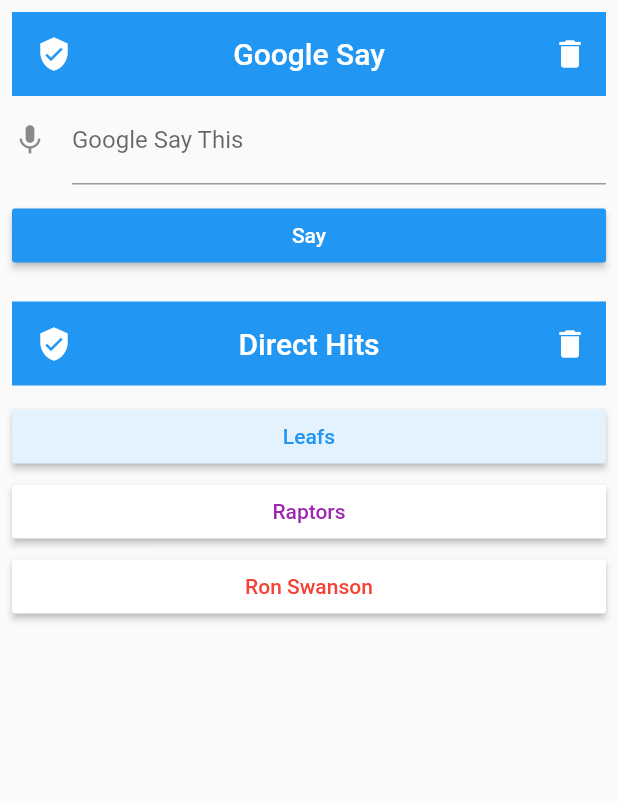
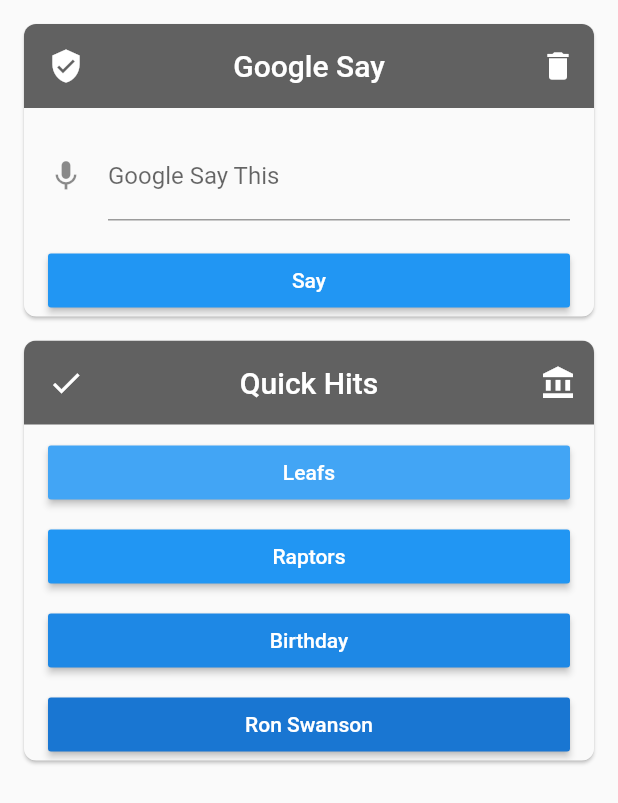
Before and after one commit to mcanoy/wha_app, a Flutter app: the LetsTalk widget shown alone on an empty page, opened directly, on a phone screen of 412 x 824 dp. Shown: the top 803 px of the screen. Run offline on Flutter 3.47's test engine with Material 2 defaults, Android fonts, the phone set to English and light mode, and no system bars; our stand-ins replace shared_preferences, validators; accounts and stored records are empty; network calls fail; statements that could not run were skipped.

Commit message:
use different layout for google

```diff
--- a/lib/pages/google_home.dart
+++ b/lib/pages/google_home.dart
@@ -1,6 +1,6 @@
 import 'package:flutter/material.dart';
+import 'dart:convert';
 import 'package:http/http.dart' as http;
-import 'dart:convert';
 
 class LetsTalk extends StatefulWidget {
   @override
@@ -8,7 +8,7 @@ class LetsTalk extends StatefulWidget {
 }
 
 class _LetsTalkState extends State<LetsTalk> {
-  final _formKey = GlobalKey<FormState>();
+  final form = GlobalKey<FormState>();
   var _phrase;
 
   void _googleSay() {
@@ -16,34 +16,63 @@ class _LetsTalkState extends State<LetsTalk> {
     http.get("http://home-pi.local:8181/google/talk?phrase=$_phrase");
   }
 
-  void _ronSwanson() {
-    http.get("https://ron-swanson-quotes.herokuapp.com/v2/quotes")
+  void _nextGame(var team) {
+    print(team);
+    if (team == "ron swanson") {
+      http
+          .get("https://ron-swanson-quotes.herokuapp.com/v2/quotes")
           .then((response) => {
                 setState(() {
                   _phrase = "Ron Swanson says " + json.decode(response.body)[0];
                   _googleSay();
                 })
               });
+    } else {
+      http.get("http://home-pi.local:8181/next/$team");
+    }
   }
 
-  void _nextGame(var team) {
-    http.get("http://home-pi.local:8181/next/$team");
+  Padding _createButton(String label, Color c) {
+
+    return Padding(
+      padding: EdgeInsets.only(left: 16, right: 16, top: 8),
+      child: Row(
+        //padding: EdgeInsets.only(left: 16, right: 16, bottom: 24),
+        children: [
+          Expanded(
+            child: RaisedButton(
+              onPressed: () {
+                _nextGame(label.toLowerCase());
+              },
+              color: c,
+              child: Text(label, style: TextStyle(color: Colors.white)),
+            ),
+          ),
+        ],
+      ),
+    );
   }
 
   @override
   Widget build(BuildContext context) {
     return Padding(
-      padding: const EdgeInsets.all(8.0),
+      padding: EdgeInsets.all(16),
+      child: Column(
+        children: <Widget>[
+          Material(
+            elevation: 1,
+            clipBehavior: Clip.antiAlias,
+            borderRadius: BorderRadius.circular(8),
             child: Form(
-          key: _formKey,
+              key: form,
               child: Column(
-            crossAxisAlignment: CrossAxisAlignment.start,
+                mainAxisSize: MainAxisSize.min,
                 children: <Widget>[
                   AppBar(
                     leading: Icon(Icons.verified_user),
                     elevation: 0,
                     title: Text('Google Say'),
-                backgroundColor: Colors.blue[500],
+                    backgroundColor: Colors.grey[700],
                     centerTitle: true,
                     actions: <Widget>[
                       IconButton(
@@ -52,7 +81,9 @@ class _LetsTalkState extends State<LetsTalk> {
                       )
                     ],
                   ),
-              TextFormField(
+                  Padding(
+                    padding: EdgeInsets.only(left: 16, right: 16, top: 16),
+                    child: TextFormField(
                       decoration: const InputDecoration(
                         icon: Icon(Icons.mic),
                         labelText: 'Google Say This',
@@ -65,75 +96,70 @@ class _LetsTalkState extends State<LetsTalk> {
                       },
                       onSaved: (val) => _phrase = val,
                     ),
-              SizedBox(height: 10,),
-              SizedBox(
-                width: double.infinity,
+                  ),
+                  Padding(
+                    padding: EdgeInsets.only(left: 16, right: 16, top: 16),
+                    child: Row(
+                      //padding: EdgeInsets.only(left: 16, right: 16, bottom: 24),
+                      children: [
+                        Expanded(
                           child: RaisedButton(
                             onPressed: () {
-                    if (_formKey.currentState.validate()) {
+                              if (form.currentState.validate()) {
                                 Scaffold.of(context).showSnackBar(
                                     SnackBar(content: Text('Translating...')));
-                      _formKey.currentState.save();
+                                form.currentState.save();
                                 _googleSay();
                               }
                             },
                             color: Colors.blue,
-                  child: Text('Say', style: TextStyle(color: Colors.white)),
+                            child: Text('Say',
+                                style: TextStyle(color: Colors.white)),
                           ),
                         ),
-              SizedBox(height: 20,),
+                      ],
+                    ),
+                  ),
+                ],
+              ),
+            ),
+          ),
+          Padding(
+            padding: const EdgeInsets.only(top: 16.0),
+            child: Column(
+              children: <Widget>[
+                Material(
+                  elevation: 1,
+                  clipBehavior: Clip.antiAlias,
+                  borderRadius: BorderRadius.circular(8),
+                  child: Column(
+                    mainAxisSize: MainAxisSize.min,
+                    children: <Widget>[
                       AppBar(
-                leading: Icon(Icons.verified_user),
+                        leading: Icon(Icons.done),
                         elevation: 0,
-                title: Text('Direct Hits'),
-                backgroundColor: Colors.blue[500],
+                        title: Text('Quick Hits'),
+                        backgroundColor: Colors.grey[700],
                         centerTitle: true,
                         actions: <Widget>[
                           IconButton(
-                    icon: Icon(Icons.delete),
+                            icon: Icon(Icons.account_balance),
                             onPressed: () {},
                           )
                         ],
                       ),
-              SizedBox(height: 10,),
-              SizedBox(
-                width: double.infinity,
-                child: RaisedButton(
-                  onPressed: () {
-                      _nextGame("leafs");
-
-                  },
-                  color: Colors.blue[50],
-                  child: Text('Leafs', style: TextStyle(color: Colors.blue)),
-                ),
-              ),
-              SizedBox(height: 2,),
-              SizedBox(
-                width: double.infinity,
-                child: RaisedButton(
-                  onPressed: () {
-                      _nextGame("raptor");
-
-                  },
-                  color: Colors.white,
-                  child: Text('Raptors', style: TextStyle(color: Colors.purple)),
-                ),
-              ),
-              SizedBox(height: 2,),
-              SizedBox(
-                width: double.infinity,
-                child: RaisedButton(
-                  onPressed: () {
-                      _ronSwanson();
-
-                  },
-                  color: Colors.white,
-                  child: Text('Ron Swanson', style: TextStyle(color: Colors.red)),
+                      _createButton("Leafs", Colors.blue[400]),
+                      _createButton("Raptors", Colors.blue[500]),
+                      _createButton("Birthday", Colors.blue[600]),
+                      _createButton("Ron Swanson", Colors.blue[700]),
+                    ],
                   ),
                 ),
               ],
-          )),
-
+            ),
+          ),
+        ],
+      ),
     );
   }
 }
```
Also changed, not shown: lib/test2.dart (+116 -67 lines). Lines whose indentation alone changed are shown as unchanged.
